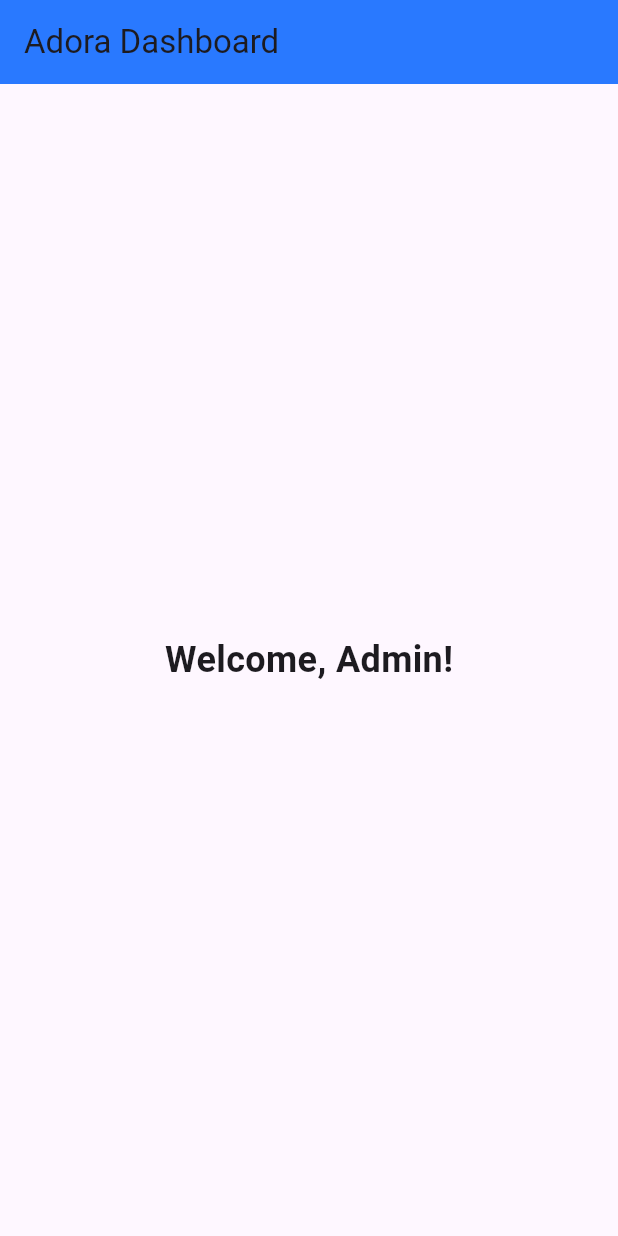
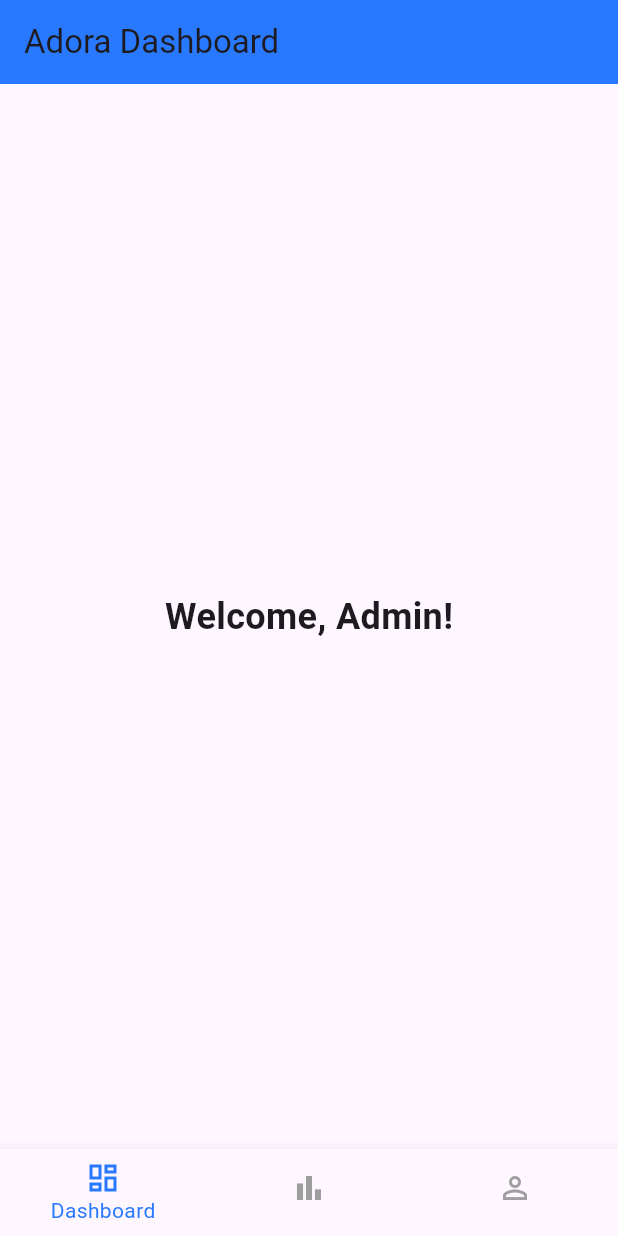
Before and after one commit to sujal-shrestha/adora, a Flutter app: the DashboardPage screen opened directly, on a phone screen of 412 x 824 dp. Run offline on Flutter 3.47's test engine with Material 3 defaults, Android fonts, the phone set to English and light mode, and no system bars.

Commit message:
Start of Sprint 2: added fonts, themes, and updated dashboard UI

```diff
--- a/lib/pages/dashboard_page.dart
+++ b/lib/pages/dashboard_page.dart
@@ -1,20 +1,71 @@
 import 'package:flutter/material.dart';
 
-class DashboardPage extends StatelessWidget {
+class DashboardPage extends StatefulWidget {
   const DashboardPage({super.key});
+
+  @override
+  State<DashboardPage> createState() => _DashboardPageState();
+}
+
+class _DashboardPageState extends State<DashboardPage> {
+  int _selectedIndex = 0;
+
+
+  final List<Widget> _screens = [
+    const Center(
+      child: Text(
+        'Welcome, Admin!',
+        style: TextStyle(fontSize: 24, fontWeight: FontWeight.bold),
+      ),
+    ),
+    const Center(
+      child: Text(
+        'Analytics Coming Soon',
+        style: TextStyle(fontSize: 20),
+      ),
+    ),
+    const Center(
+      child: Text(
+        'Profile Settings',
+        style: TextStyle(fontSize: 20),
+      ),
+    ),
+  ];
+
+  void _onItemTapped(int index) {
+    setState(() {
+      _selectedIndex = index;
+    });
+  }
 
   @override
   Widget build(BuildContext context) {
     return Scaffold(
       appBar: AppBar(
         title: const Text('Adora Dashboard'),
-        backgroundColor: Color(0xFF2979FF),
+        backgroundColor: const Color(0xFF2979FF),
       ),
-      body: const Center(
-        child: Text(
-          'Welcome, Admin!',
-          style: TextStyle(fontSize: 24, fontWeight: FontWeight.bold),
-        ),
+      body: _screens[_selectedIndex],
+      bottomNavigationBar: BottomNavigationBar(
+        currentIndex: _selectedIndex,
+        onTap: _onItemTapped,
+        selectedItemColor: const Color(0xFF2979FF),
+        unselectedItemColor: Colors.grey,
+        showUnselectedLabels: false,
+        items: const [
+          BottomNavigationBarItem(
+            icon: Icon(Icons.dashboard_outlined),
+            label: 'Dashboard',
+          ),
+          BottomNavigationBarItem(
+            icon: Icon(Icons.bar_chart_outlined),
+            label: 'Analytics',
+          ),
+          BottomNavigationBarItem(
+            icon: Icon(Icons.person_outline),
+            label: 'Profile',
+          ),
+        ],
       ),
     );
   }
--- /dev/null
+++ b/lib/theme/theme_data.dart
@@ -0,0 +1,14 @@
+import 'package:flutter/material.dart';
+
+ThemeData getApplicationTheme() {
+  return ThemeData(
+    useMaterial3: false,
+    primarySwatch: Colors.pink,
+    fontFamily: 'OpenSans Bold',
+    appBarTheme: const AppBarTheme(
+          centerTitle: true,
+          elevation: 0,
+          backgroundColor: Colors.blue,
+        ),
+ );
+}
```
Also changed, not shown: pubspec.yaml (+16 -11 lines), assets/fonts/Inter/Inter_18pt-Bold.ttf (added), assets/fonts/Inter/Inter_24pt-Regular.ttf (added), assets/fonts/OpenSans/OpenSans-Bold.ttf (added), assets/fonts/OpenSans/OpenSans-Italic.ttf (added), assets/fonts/OpenSans/OpenSans-Regular.ttf (added).
